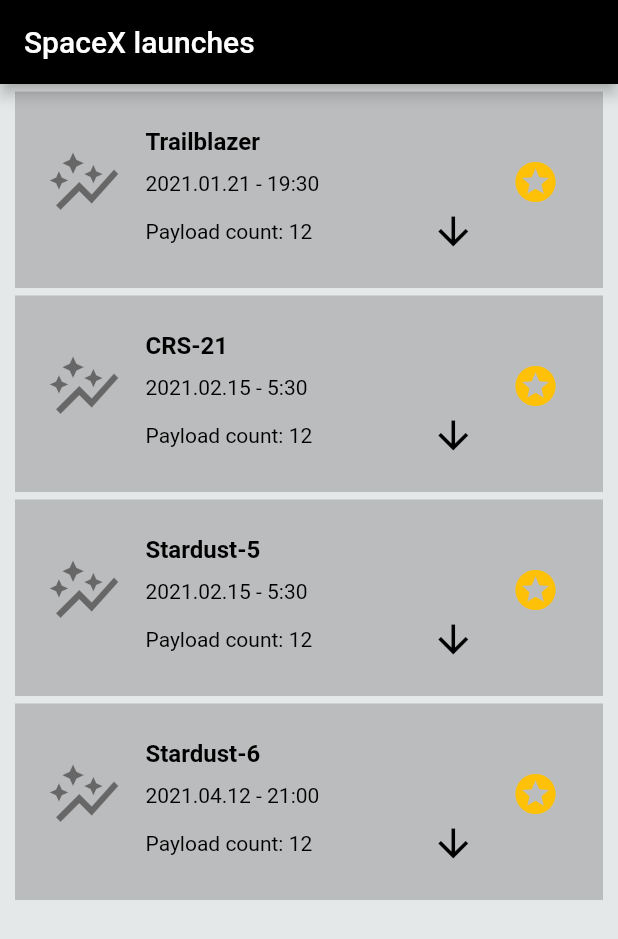
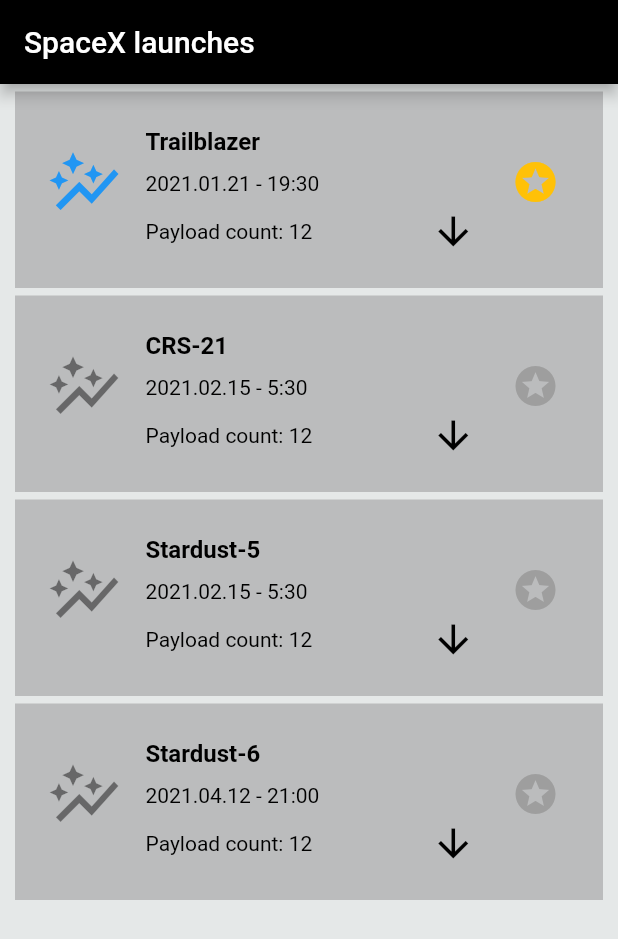
Before and after one commit to MeruyertBekzhigit/flutter-listing-app, a Flutter app: the screen it shows after launch, after a tap on the "stars" icon, on a phone screen of 412 x 824 dp. Shown: the top 939 px of the screen. Run offline on Flutter 3.47's test engine with Material 2 defaults, Android fonts, the phone set to English and light mode, and no system bars; Roboto replaces fonts that are missing (Raleway).

Commit message:
Added index identification for list tiles

```diff
--- a/lib/pages/launchlistpage.dart
+++ b/lib/pages/launchlistpage.dart
@@ -17,6 +17,7 @@ class LaunchListPageState extends State<LaunchListPage> {
   static const IconData star = IconData(0xe5f9, fontFamily: 'MaterialIcons');
   List<Launch> launches = Utils.getMockedLaunches();
   var isSelectedAsFavourite = false;
+  int _selectedIndex = 0;
 
   Future getLaunchData() async {
     var response = await http.get(Uri.https('api.spacexdata.com', 'v4/launches'));
@@ -46,6 +47,7 @@ class LaunchListPageState extends State<LaunchListPage> {
              margin: const EdgeInsets.only(left: 10, right: 10, top: 5),
              padding: const EdgeInsets.only(left: 5, top: 20, right: 5, bottom: 10),
              child: ListTile(
+                 selected: index == _selectedIndex,
                  leading: const Icon(
                    Icons.auto_graph,
                    size: 50,
@@ -94,11 +96,12 @@ class LaunchListPageState extends State<LaunchListPage> {
                    icon: const Icon(Icons.stars_sharp),
                    tooltip: 'Search',
                    iconSize: 32.0,
-                   color: (isSelectedAsFavourite) ? Colors.amber : Colors.grey,
+                   color: (index == _selectedIndex && isSelectedAsFavourite) ? Colors.amber : Colors.grey,
                    onPressed: () {
                      setState(() //<--whenever icon is pressed, force redraw the widget
                      {
-                       isSelectedAsFavourite = !isSelectedAsFavourite;
+                       _selectedIndex = index;
+                       isSelectedAsFavourite  = !isSelectedAsFavourite;
                      }
                      );
                    },
```
